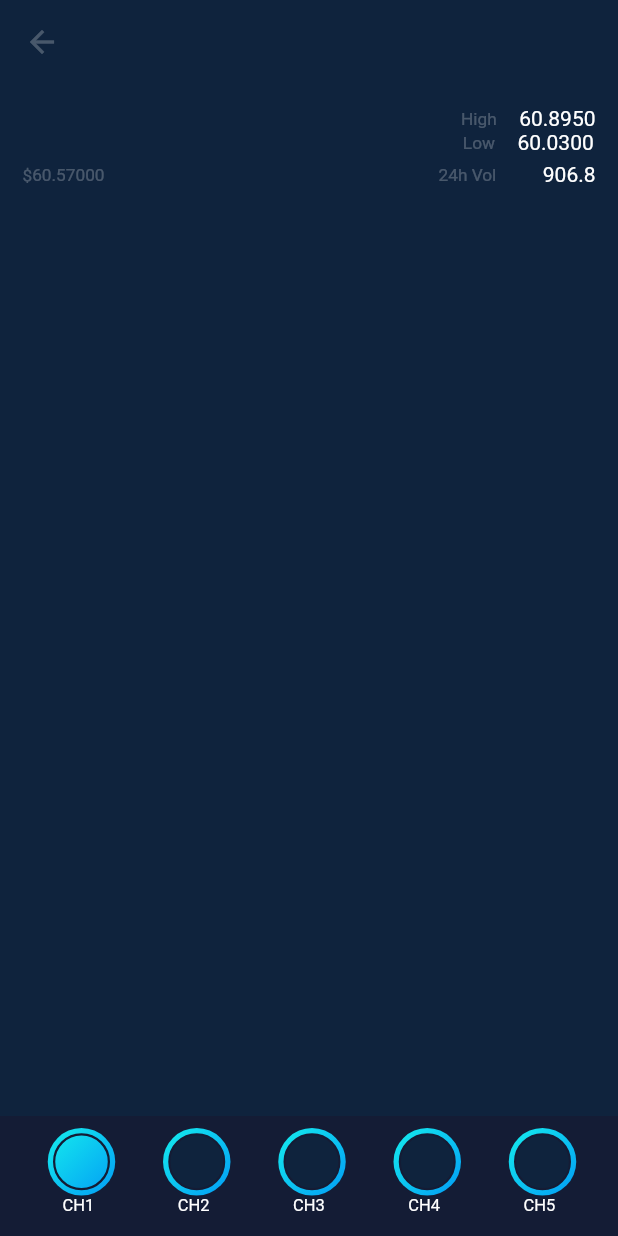
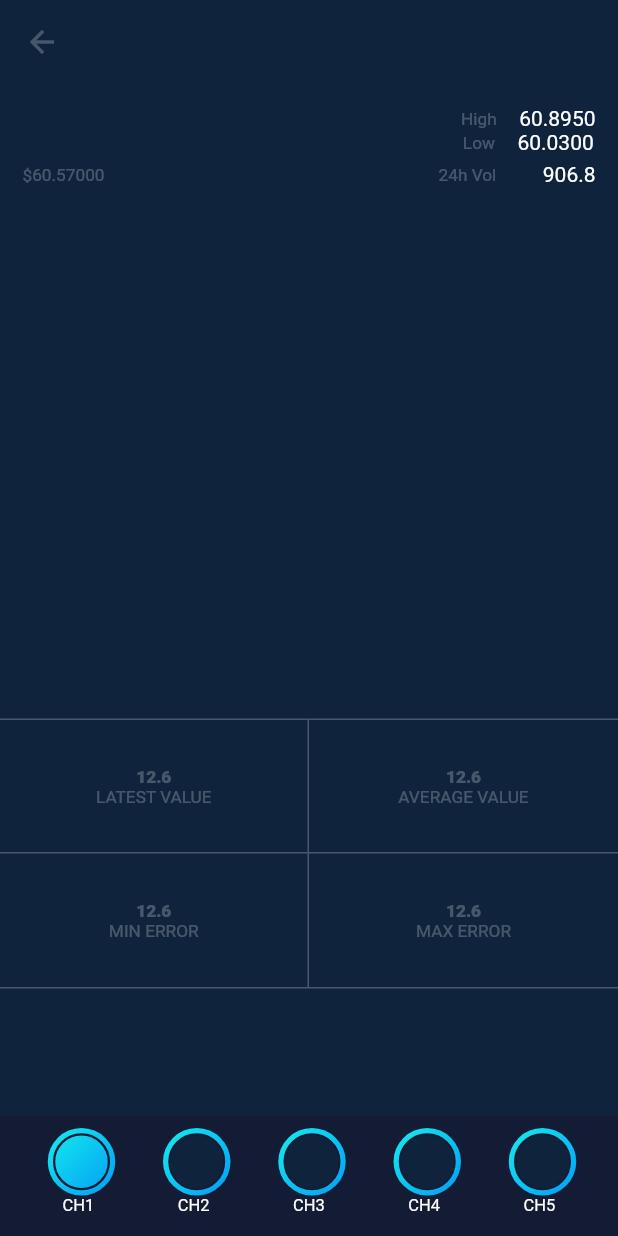
Before and after one commit to mugadza/datav8, a Flutter app: the ChannelDetailsScreen screen opened directly with empty values, on a phone screen of 412 x 824 dp. Run offline on Flutter 3.47's test engine with Material 2 defaults, Android fonts, the phone set to English and light mode, and no system bars; our stand-ins replace bloc, carousel_pro, equatable, flutter_bloc, flutter_spinkit, graphql and 4 more; missing offline and left inert: flutter_sparkline; accounts and stored records are empty; Roboto replaces fonts that are missing (Popins).

Commit message:
added the block below graph

```diff
--- a/lib/screens/devices/ChannelDetailsScreen.dart
+++ b/lib/screens/devices/ChannelDetailsScreen.dart
@@ -2,7 +2,6 @@ import 'package:datav8/blocs/models/devices/ChannelNumber.dart';
 import 'package:datav8/components/card/ChannelCardConfiguration.dart';
 import 'package:datav8/components/charts/LineChart.dart';
 import 'package:flutter/material.dart';
-import 'package:flutter_sparkline/flutter_sparkline.dart';
 
 class ChannelDetailsScreen extends StatefulWidget {
   final ChannelCardConfiguration item;
@@ -26,6 +25,10 @@ class _ChannelDetailsScreenState extends State<ChannelDetailsScreen> {
 
   @override
   Widget build(BuildContext context) {
+    MediaQueryData query = MediaQuery.of(context);
+    BorderSide border = BorderSide(color: Theme.of(context).hintColor, width: 1);
+    TextStyle titleInfoStyle = TextStyle(color: Theme.of(context).hintColor, fontFamily: "Popins", fontSize: 11.5);
+    TextStyle valueInfoStyle = TextStyle(color: Theme.of(context).hintColor, fontFamily: "Popins", fontSize: 11.5, fontWeight: FontWeight.w800);
     return Scaffold(
       key: _scaffoldKey,
       backgroundColor: Theme.of(context).scaffoldBackgroundColor,
@@ -75,9 +78,77 @@ class _ChannelDetailsScreenState extends State<ChannelDetailsScreen> {
                 ),
                 // -------------------------------------------------------------
 
-                SizedBox(
-                  height: 20.0,
+                SizedBox(height: 20.0),
+
+                // -------------------------------------------------------------
+                Row(
+                  mainAxisAlignment: MainAxisAlignment.spaceBetween,
+                  crossAxisAlignment: CrossAxisAlignment.start,
+                  children: <Widget>[
+                    Container(
+                      width: query.size.width/2,
+                      height: 90.0,
+                      decoration: BoxDecoration(border: Border(top: border, bottom: border, right: border)),
+                      child: Column(
+                        mainAxisAlignment: MainAxisAlignment.center,
+                        children: <Widget>[
+                          Text("12.6", style: valueInfoStyle),
+                          Text("LATEST VALUE", style: titleInfoStyle),
+                        ],
+                      ),
+                    ),
+                    Container(
+                      width: query.size.width/2,
+                      height: 90.0,
+                      decoration: BoxDecoration(border: Border(top: border, bottom: border)),
+                      child: Column(
+                        mainAxisAlignment: MainAxisAlignment.center,
+                        children: <Widget>[
+                          Text("12.6", style: valueInfoStyle),
+                          Text("AVERAGE VALUE", style: titleInfoStyle),
+                        ],
+                      ),
+                    ),
+
+
+                  ],
                 ),
+                // -------------------------------------------------------------
+                Row(
+                  mainAxisAlignment: MainAxisAlignment.spaceBetween,
+                  crossAxisAlignment: CrossAxisAlignment.start,
+                  children: <Widget>[
+                    Container(
+                      width: query.size.width/2,
+                      height: 90.0,
+                      decoration: BoxDecoration(border: Border(bottom: border, right: border)),
+                      child: Column(
+                        mainAxisAlignment: MainAxisAlignment.center,
+                        children: <Widget>[
+                          Text("12.6", style: valueInfoStyle),
+                          Text("MIN ERROR", style: titleInfoStyle),
+                        ],
+                      ),
+                    ),
+
+
+                    Container(
+                      width: query.size.width/2,
+                      height: 90.0,
+                      decoration: BoxDecoration(border: Border(bottom: border)),
+                      child: Column(
+                        mainAxisAlignment: MainAxisAlignment.center,
+                        children: <Widget>[
+                          Text("12.6", style: valueInfoStyle),
+                          Text("MAX ERROR", style: titleInfoStyle),
+                        ],
+                      ),
+                    ),
+
+
+                  ],
+                )
+                // -------------------------------------------------------------
 
               ]
             )
```
